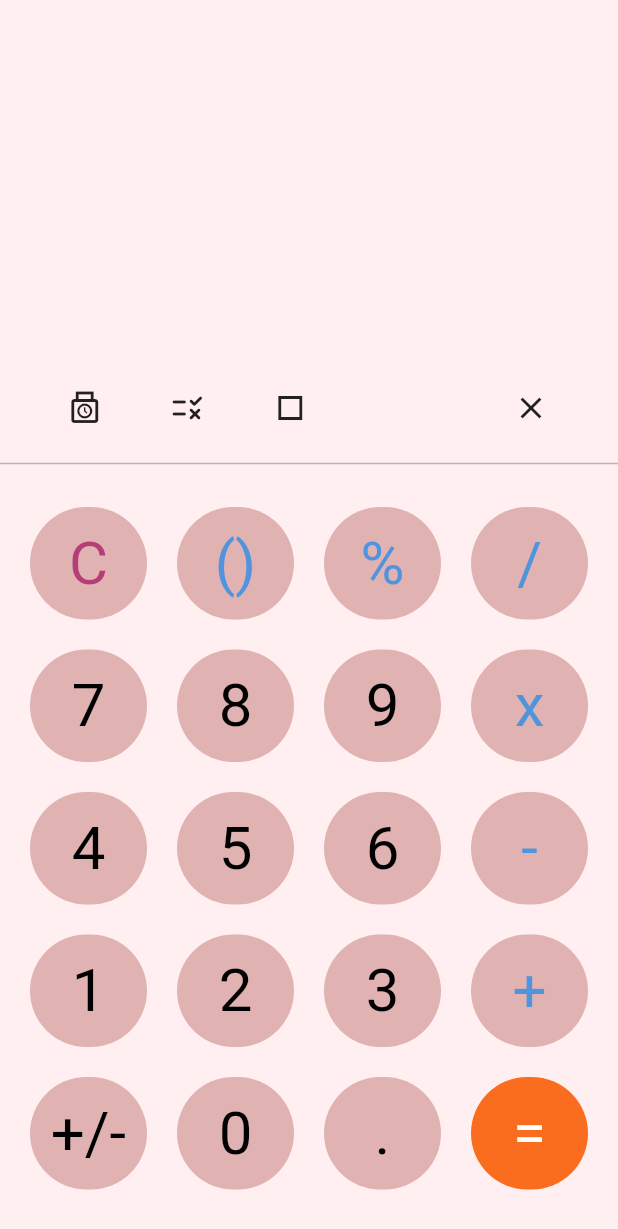
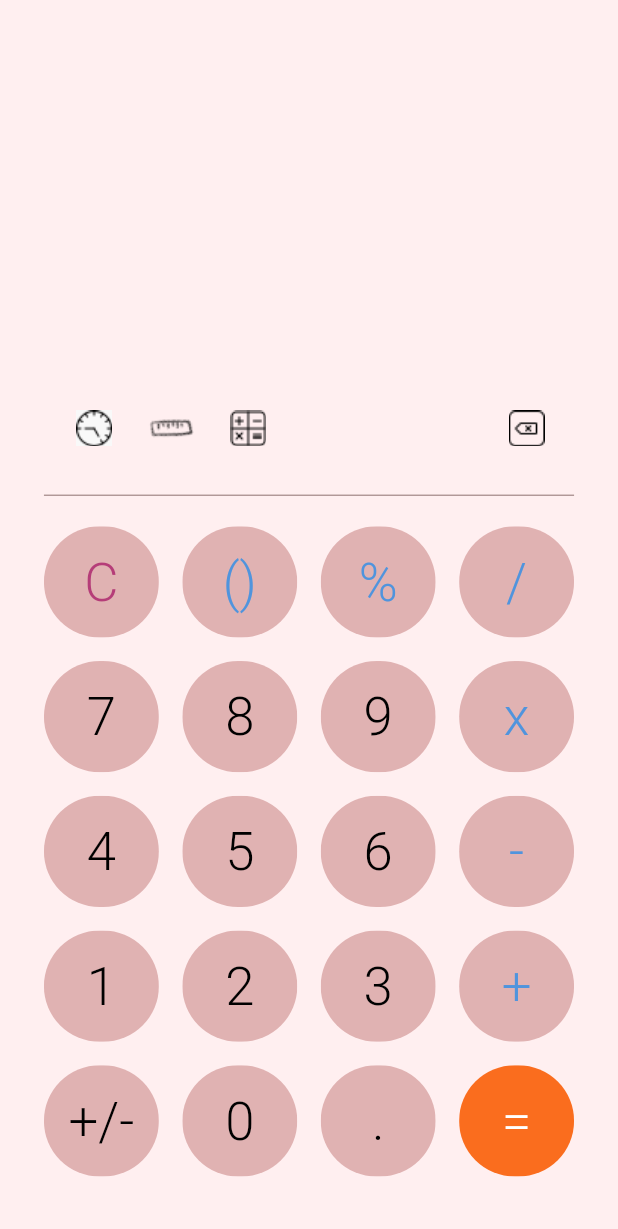
Before and after one commit to AJJaguar/calculator2, a Flutter app: the screen it shows after launch, on a phone screen of 412 x 824 dp. Shown: the top 1229 px of the screen. Run offline on Flutter 3.47's test engine with Material 2 defaults, Android fonts, the phone set to English and light mode, and no system bars; our stand-ins replace flutter_screenutil, math_expressions.

Commit message:
made functional

```diff
--- a/lib/main.dart
+++ b/lib/main.dart
@@ -1,18 +1,34 @@
 import 'package:flutter/material.dart';
+import 'package:flutter_screenutil/flutter_screenutil.dart';
+import 'package:math_expressions/math_expressions.dart';
 
 void main() {
-  runApp(const MyApp());
+  runApp(MyApp());
 }
 
 class MyApp extends StatelessWidget {
-  const MyApp({Key? key}) : super(key: key);
+  // const MyApp({Key? key}) : super(key: key);
 
-  // This widget is the root of your application.
   @override
   Widget build(BuildContext context) {
+    //Set the fit size (Find your UI design, look at the dimensions of the device screen and fill it in,unit in dp)
+    return ScreenUtilInit(
+      designSize: const Size(390, 844),
+      minTextAdapt: true,
+      splitScreenMode: true,
+      builder: (context, child) {
         return MaterialApp(
           debugShowCheckedModeBanner: false,
-      home: const Main(),
+          // title: 'First Method',
+          // // You can use the library anywhere in the app even in theme
+          // theme: ThemeData(
+          //   primarySwatch: Colors.blue,
+          //   textTheme: Typography.englishLike2018.apply(fontSizeFactor: 1.sp),
+          // ),
+          home: child,
+        );
+      },
+      child: const Main(),
     );
   }
 }
@@ -26,6 +42,8 @@ class Main extends StatefulWidget {
 
 var question = "";
 var answer = "";
+var ans = "";
+var number = "";
 
 class _MainState extends State<Main> {
   final List<String> buttons = [
@@ -50,77 +68,109 @@ class _MainState extends State<Main> {
     '.',
     '='
   ];
+
   @override
   Widget build(BuildContext context) {
-    return SafeArea(
-        child: Scaffold(
+    return Scaffold(
         backgroundColor: Color(0xFFFFEFF0),
         body: Column(
           children: [
-                Expanded(
-                    child: Container(
+            SizedBox(
+                height: 330.h,
                 child: Column(
                     mainAxisAlignment: MainAxisAlignment.spaceEvenly,
                     children: [
-                      SizedBox(height: 20),
-                      Container(
+                      // SizedBox(height: 20),
+                      Expanded(
+                        child: Container(
+                            // color: Colors.red,
+                            padding: EdgeInsets.all(20),
+                            alignment: Alignment.bottomRight,
+                            child: Text(
+                              question,
+                              style: TextStyle(
+                                  fontFamily: 'Roboto',
+                                  fontSize: 30.sp,
+                                  fontWeight: FontWeight.w300,
+                                  color: Colors.black),
+                            )),
+                      ),
+                      Expanded(
+                        child: Container(
+                            // color: Colors.blue,
                             padding: EdgeInsets.all(20),
                             alignment: Alignment.centerRight,
                             child: Text(
-                            question,
-                            style: TextStyle(color: Colors.black),
+                              answer,
+                              style: TextStyle(
+                                  fontFamily: 'Roboto',
+                                  fontSize: 30.sp,
+                                  fontWeight: FontWeight.w300,
+                                  color: Colors.black),
                             )),
-                      Container(
-                          padding: EdgeInsets.all(20),
-                          alignment: Alignment.centerRight,
-                          child: Text(question)),
-                    ]))),
-                SizedBox(
-                    height: 80,
-                    child: Column(children: [
-                      Row(children: [
+                      ),
                       Row(
+                        mainAxisAlignment: MainAxisAlignment.spaceBetween,
                         children: [
-                            Container(
-                              width: 250,
+                          Padding(
+                            padding: const EdgeInsets.only(
+                              left: 52,
+                            ).r,
+                            child: SizedBox(
+                              width: 120.w,
                               child: Row(
                                 mainAxisAlignment:
-                                    MainAxisAlignment.spaceEvenly,
+                                    MainAxisAlignment.spaceBetween,
                                 children: [
-                                  Icon(Icons.punch_clock_outlined),
-                                  Icon(Icons.rule_rounded),
-                                  Icon(Icons.crop_square_sharp),
+                                  Image.asset(
+                                      'lib/images/Time Clock Nine To Five.png'),
+                                  Image.asset('lib/images/Ruler.png'),
+                                  Image.asset('lib/images/Calculator App.png'),
                                 ],
+                              ),
                             ),
                           ),
                           GestureDetector(
                             onTap: () {
                               setState(() {
-                                  question = question.substring(
-                                      0, question.length - 1);
+                                question =
+                                    question.substring(0, question.length - 1);
+
+                                // _mathexpression();
+
+                                ans = answer;
+                                answer = ans;
                               });
                             },
                             child: Padding(
-                                padding: const EdgeInsets.only(left: 80),
-                                child: IconButton(
-                                    onPressed: () {}, icon: Icon(Icons.clear)),
-                              ),
+                                padding: const EdgeInsets.only(right: 50).r,
+                                child: Image.asset(
+                                    'lib/images/Keyboard Delete.png')),
                           )
                         ],
                       ),
-                      ]),
-                      SizedBox(height: 5),
-                      Divider(thickness: 1, color: Color(0xffC4AEAF)),
+                      SizedBox(height: 20.h),
                     ])),
+            Padding(
+              padding: const EdgeInsets.symmetric(
+                horizontal: 30,
+              ).r,
+              child: Divider(
+                thickness: 1.h,
+                color: Color(0xffB19898),
+              ),
+            ),
             Expanded(
-                    flex: 2,
                 child: Padding(
-                      padding: const EdgeInsets.symmetric(horizontal: 10),
+              padding:
+                  const EdgeInsets.symmetric(horizontal: 22, vertical: 5).r,
               child: Container(
+                child: MediaQuery.removePadding(
+                  removeTop: true,
+                  context: context,
                   child: GridView.builder(
-                            gridDelegate:
-                                SliverGridDelegateWithFixedCrossAxisCount(
-                                    crossAxisCount: 4, mainAxisExtent: 95),
+                      gridDelegate: SliverGridDelegateWithFixedCrossAxisCount(
+                          crossAxisCount: 4, mainAxisExtent: 92.r),
                       itemCount: buttons.length,
                       itemBuilder: (BuildContext context, int index) {
                         if (index == 0) {
@@ -128,6 +178,7 @@ class _MainState extends State<Main> {
                             buttonTapped: () {
                               setState(() {
                                 question = "";
+                                answer = "";
                               });
                             },
                             ButtonText: buttons[index],
@@ -136,6 +187,11 @@ class _MainState extends State<Main> {
                           );
                         } else if (index == buttons.length - 1) {
                           return Button(
+                            buttonTapped: () {
+                              setState(() {
+                                _mathexpression();
+                              });
+                            },
                             ButtonText: buttons[index],
                             Textcolor: Colors.white,
                             ButtonColor: Color(0xffFA6D1E),
@@ -156,19 +212,37 @@ class _MainState extends State<Main> {
                         }
                       }),
                 ),
+              ),
             )
                 // ],
 
                 // )
                 ),
           ],
-            )));
+        ));
   }
 
   bool isoperator(String x) {
     if (x == '()' || x == '%' || x == '/' || x == 'x' || x == '-' || x == '+')
       return true;
     return false;
+  }
+
+  void _mathexpression() {
+    String finalQuestion = question;
+    finalQuestion = finalQuestion.replaceAll('x', '*');
+    Parser p = Parser();
+
+    Expression exp = p.parse(finalQuestion);
+    ContextModel cm = ContextModel();
+    double eval = exp.evaluate(EvaluationType.REAL, cm);
+    // userAnswer = eval.toString() + "  " + userNumber;
+    answer = eval.toString();
+    int i = answer.length - 1;
+    if (answer[i] == '0' && answer[i - 1] == '.')
+      answer = answer.substring(0, i - 1);
+
+    // answer = answer.substring(1,)
   }
 }
 
@@ -189,20 +263,25 @@ class Button extends StatelessWidget {
     return InkWell(
       onTap: buttonTapped,
       child: Padding(
-        padding: const EdgeInsets.all(10),
+        padding: const EdgeInsets.all(8.0).r,
+        child: ClipRRect(
+          borderRadius: BorderRadius.circular(40.r),
           child: Container(
-          decoration: BoxDecoration(
-              color: ButtonColor, borderRadius: BorderRadius.circular(45)),
+            color: ButtonColor,
             child: Center(
                 child: Text(
               ButtonText,
               style: TextStyle(
-              fontSize: 40,
+                fontFamily: 'Roboto',
+                // fontFamily: 'Splash',
+                fontSize: 36.sp,
+                fontWeight: FontWeight.w300,
                 color: Textcolor,
               ),
             )),
           ),
         ),
+      ),
     );
   }
 }
```
Also changed, not shown: pubspec.yaml (+12 -5 lines), fonts/Roboto-Light.ttf (added), fonts/Splash-Regular.ttf (added), lib/images/Calculator App.png (added), lib/images/Keyboard Delete.png (added), lib/images/Ruler.png (added), lib/images/Time Clock Nine To Five.png (added), pubspec.lock. Lines whose indentation alone changed are shown as unchanged.
